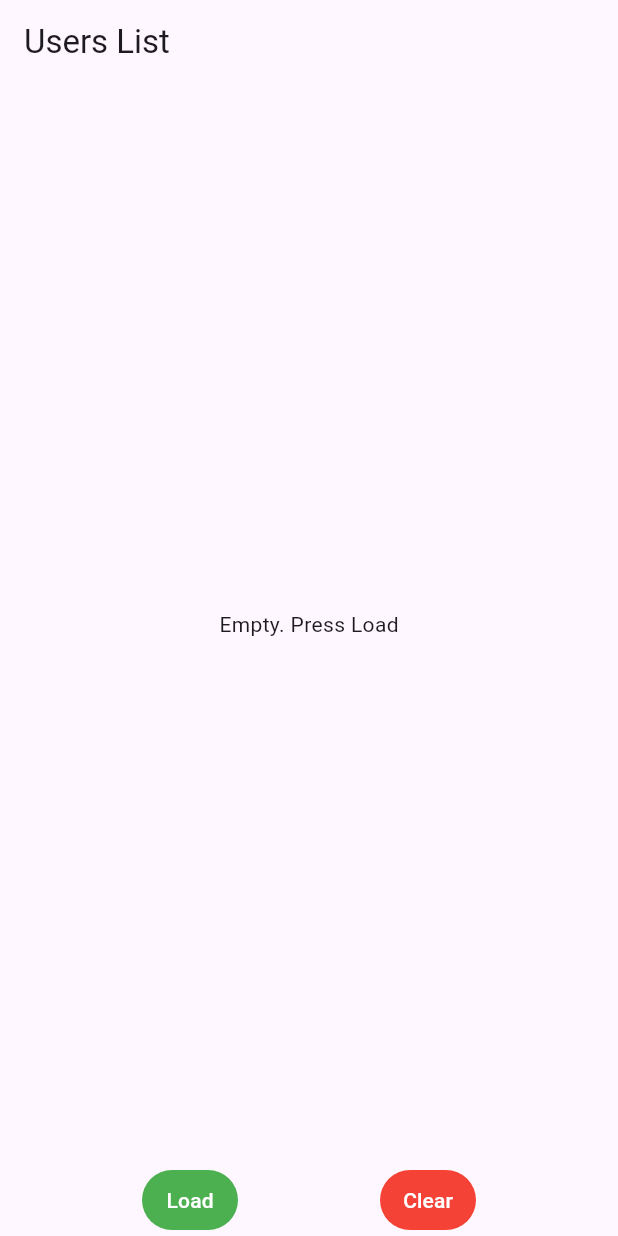
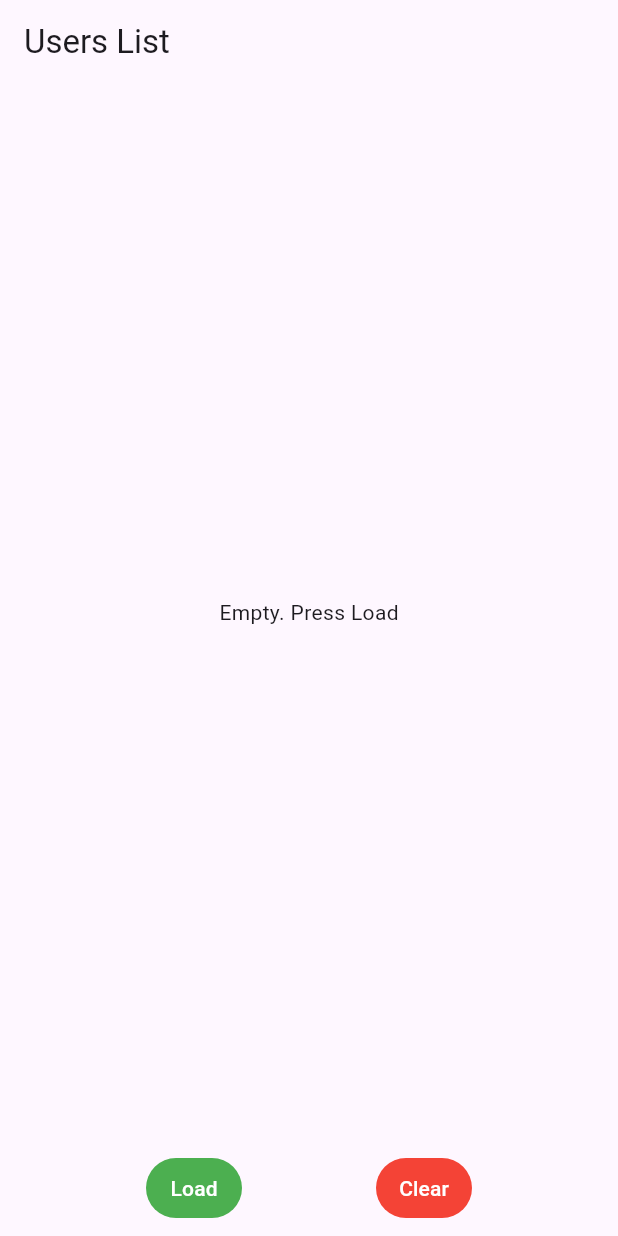
Before and after one commit to ZahrebaBohdan/BLoC_RestAPI, a Flutter app: the screen it shows after launch, on a phone screen of 412 x 824 dp. Run offline on Flutter 3.47's test engine with Material 2 defaults, Android fonts, the light colour scheme and no system bars; our stand-ins replace flutter_bloc.

Commit message:
buttons padding

```diff
--- a/lib/pages/home_page.dart
+++ b/lib/pages/home_page.dart
@@ -21,7 +21,10 @@ class HomePage extends StatelessWidget {
         ),
         body: Column(children: [
           Expanded(child: UserList()),
-          ActionButtons(),
+          Padding(
+            padding: const EdgeInsets.all(8.0),
+            child: ActionButtons(),
+          ),
         ]),
       ),
     );
```
